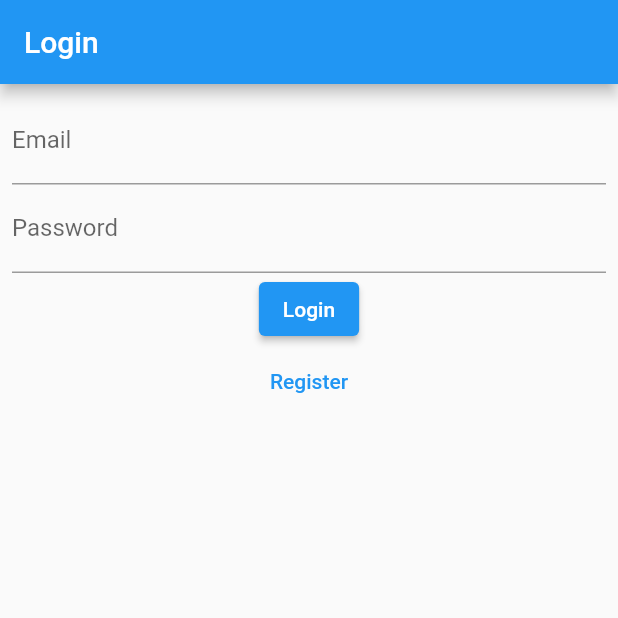
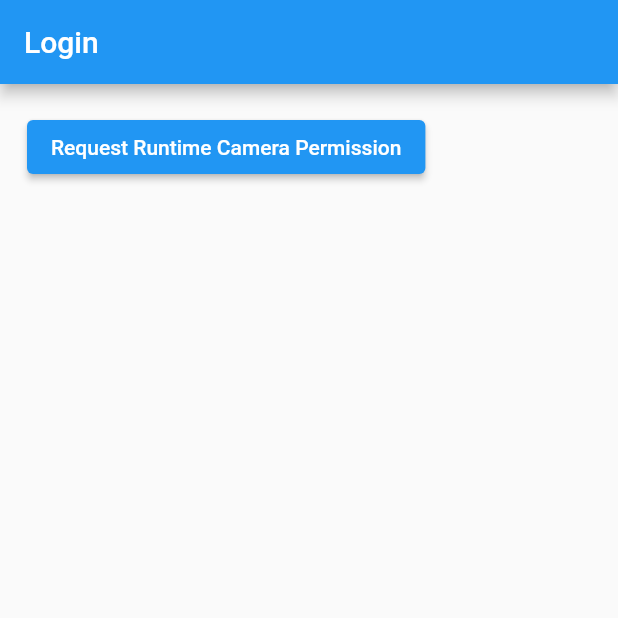
Before and after one commit to SKKU-x-HCMUT/recycle-helper, a Flutter app: the screen it shows after launch, on a phone screen of 412 x 824 dp, the top half of it. Run offline on Flutter 3.47's test engine with Material 2 defaults, Android fonts, the phone set to English and light mode, and no system bars; our stand-ins replace permission_handler.

Commit message:
[ADD]Added button that request camera permission

```diff
--- a/recycle_helper/lib/authentication.dart
+++ b/recycle_helper/lib/authentication.dart
@@ -94,7 +94,7 @@ class _RegisterPageState extends State<RegisterPage> {
   @override
   Widget build(BuildContext context) {
     return Scaffold(
-      appBar: AppBar(title: const Text('Login')),
+      appBar: AppBar(title: const Text('Registration')),
       body: Padding(
         padding: const EdgeInsets.all(8.0),
         child: Form(
--- a/recycle_helper/lib/main.dart
+++ b/recycle_helper/lib/main.dart
@@ -1,7 +1,6 @@
 import 'package:flutter/material.dart';
 import 'package:recycle_helper/authentication.dart';
 import 'package:recycle_helper/main_page.dart';
-import 'package:permission_handler/permission_handler.dart';
 
 void main() {
   runApp(const MyApp());
@@ -18,7 +17,7 @@ class MyApp extends StatelessWidget {
       title: "Recycle Helper",
       home: //check login state and go to loginpage or mainpage
           //if(login_state == false)
-          LoginPage(),
+          MainPage(),
     );
   }
 }
--- a/recycle_helper/lib/main_page.dart
+++ b/recycle_helper/lib/main_page.dart
@@ -1,20 +1,43 @@
 import 'package:flutter/material.dart';
+import 'package:permission_handler/permission_handler.dart';
 
-class Main extends StatefulWidget {
-  const Main({Key? key}) : super(key: key);
+class MainPage extends StatefulWidget {
+  const MainPage({Key? key}) : super(key: key);
 
   @override
-  State<Main> createState() => _MainState();
+  State<MainPage> createState() => _MainPageState();
 }
 
-class _MainState extends State<Main> {
+class _MainPageState extends State<MainPage> {
+  Future<void> requestCameraPermission() async {
+    final serviceStatus = await Permission.camera.isGranted;
+    bool isCameraOn = serviceStatus == ServiceStatus.enabled;
+
+    final status = await Permission.camera.request();
+
+    if (status == PermissionStatus.granted) {
+      print('Permission Granted');
+    } else if (status == PermissionStatus.denied) {
+      print('Permission denied');
+    } else if (status == PermissionStatus.permanentlyDenied) {
+      print('Permission Permanently Denied');
+      await openAppSettings();
+    }
+  }
+
   @override
   Widget build(BuildContext context) {
     return Scaffold(
       appBar: AppBar(title: const Text('Login')),
       body: Padding(
         padding: const EdgeInsets.all(8.0),
-        child: Container(),
+        child: Container(
+          margin: const EdgeInsets.all(10),
+          child: ElevatedButton(
+            onPressed: requestCameraPermission,
+            child: const Text('Request Runtime Camera Permission'),
+          ),
+        ),
       ),
     );
   }
```
Also changed, not shown: 64 other files.
